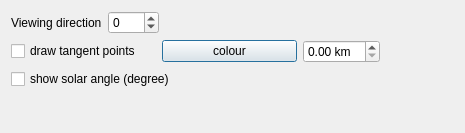
This is mslib/msui/ui/ui_remotesensing_dockwidget.ui in Open-MSS/MSS as Qt 5 draws it before an edit. The edited form follows.
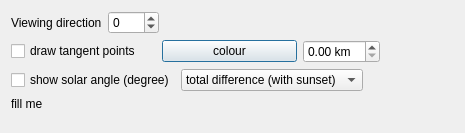
This is the edited form.

Commit message:
Update of solar angle remote sensing tool
Provide textual description of color bar. Provide selection of different
measures of solar angle (total, including sunset, azimuth only,
elevation only).

Fix issue #311

```diff
--- a/mslib/msui/ui/ui_remotesensing_dockwidget.ui
+++ b/mslib/msui/ui/ui_remotesensing_dockwidget.ui
@@ -145,6 +145,54 @@
        </property>
        <property name="text">
         <string>show solar angle (degree)</string>
+       </property>
+      </widget>
+     </item>
+     <item>
+      <widget class="QComboBox" name="cbSolarType">
+       <item>
+        <property name="text">
+         <string>total difference (with sunset)</string>
+        </property>
+       </item>
+       <item>
+        <property name="text">
+         <string>total difference</string>
+        </property>
+       </item>
+       <item>
+        <property name="text">
+         <string>azimuth difference</string>
+        </property>
+       </item>
+       <item>
+        <property name="text">
+         <string>elevation difference</string>
+        </property>
+       </item>
+      </widget>
+     </item>
+     <item>
+      <spacer name="horizontalSpacer_3">
+       <property name="orientation">
+        <enum>Qt::Horizontal</enum>
+       </property>
+       <property name="sizeHint" stdset="0">
+        <size>
+         <width>40</width>
+         <height>20</height>
+        </size>
+       </property>
+      </spacer>
+     </item>
+    </layout>
+   </item>
+   <item>
+    <layout class="QHBoxLayout" name="horizontalLayout_2">
+     <item>
+      <widget class="QLabel" name="lbSolarCmap">
+       <property name="text">
+        <string>fill me</string>
        </property>
       </widget>
      </item>
```
Left out of the diff: 6 changed lines with no effect on the pictures. The commit also changes 4 other files.
